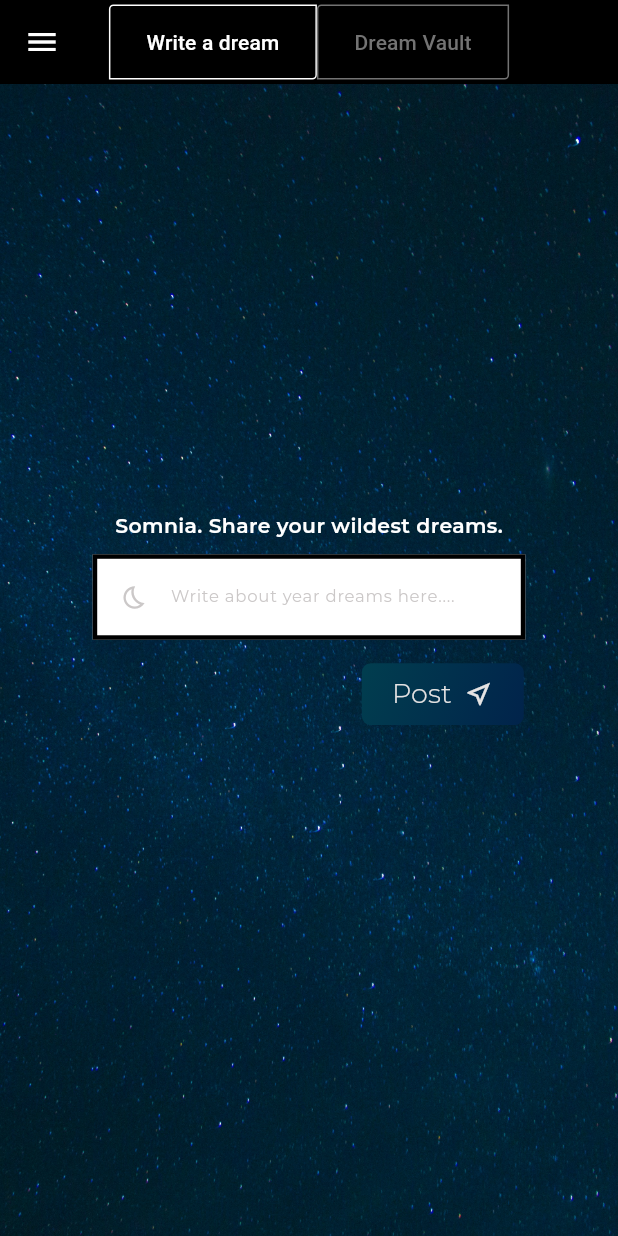
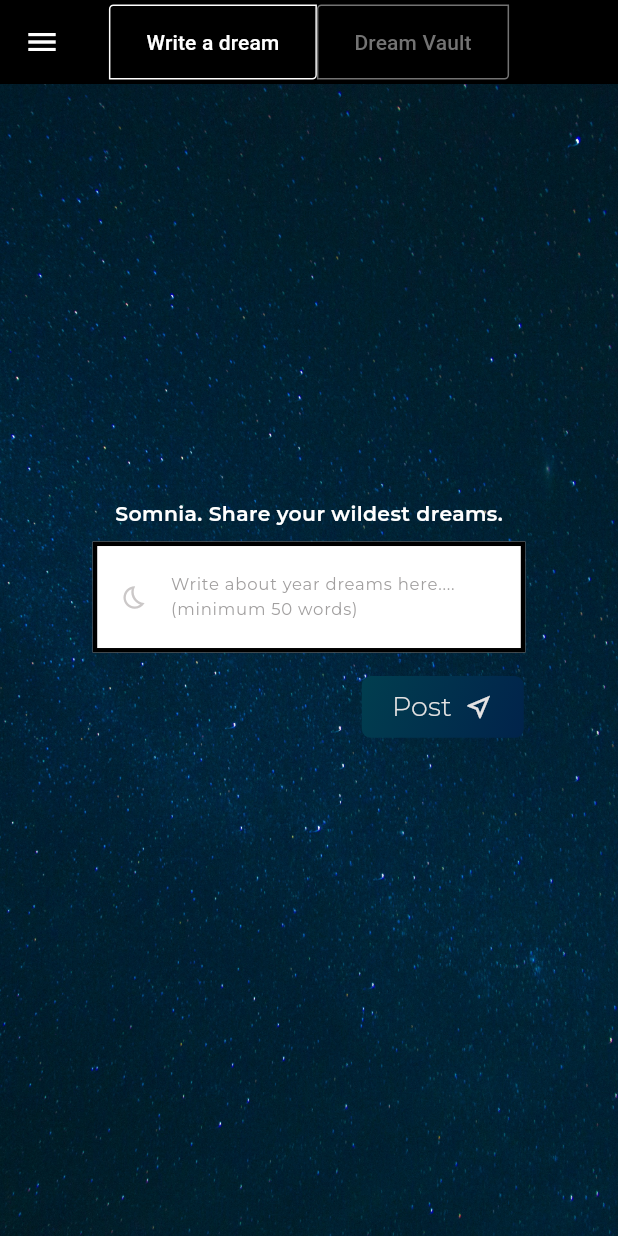
Before and after one commit to GithubAnant/Somnia, a Flutter app: the screen it shows after launch, after a tap on "Post", on a phone screen of 412 x 824 dp. Run offline on Flutter 3.47's test engine with Material 3 defaults, Android fonts, the phone set to English and light mode, and no system bars; our stand-ins replace audioplayers, firebase_core, font_awesome_flutter; accounts and stored records are empty; project files that could hold a hidden picture were left out.

Commit message:
sound and sample data and post button done

```diff
--- a/lib/stack_read.dart
+++ b/lib/stack_read.dart
@@ -28,6 +28,8 @@ class StackSomniaRead extends StatelessWidget {
 
         Column(
           children: [
+
+
             HeaderText(),
 
             Expanded(
--- a/lib/stack_write.dart
+++ b/lib/stack_write.dart
@@ -1,3 +1,5 @@
+// ignore_for_file: unused_field
+
 import 'package:flutter/material.dart';
 import 'package:somnia/submit_button.dart';
 import 'package:somnia/text_field.dart';
@@ -14,12 +16,22 @@ class _StackSomniaWriteState extends State<StackSomniaWrite> {
 
 
 
+
   final TextEditingController _controller = TextEditingController();
+
+  @override
+  void dispose() {
+    _controller.dispose(); // Dispose to prevent memory leaks
+    super.dispose();
+  }
+
+
 
   @override
   Widget build(BuildContext context) {
     return Stack(
 
+      /// BACKGROUND IMAGE
       children: [
         Positioned.fill(
           child: Image.asset(
@@ -32,6 +44,7 @@ class _StackSomniaWriteState extends State<StackSomniaWrite> {
           child: Column(
             mainAxisAlignment: MainAxisAlignment.center,
             children: [
+
               // HERO TEXT
               Text(
                 'Somnia. Share your wildest dreams.',
@@ -49,15 +62,14 @@ class _StackSomniaWriteState extends State<StackSomniaWrite> {
               // TEXT FIELD
               SizedBox(
                 width: MediaQuery.of(context).size.width * 0.7,
-                child: TextFieldSomnia(),
+                child: TextFieldSomnia(controller: _controller,),
               ),
 
               // gap
               SizedBox(height: MediaQuery.of(context).size.height * 0.019),
 
-
               // Submit Button
-              SubmitButton()
+              SubmitButton(controller: _controller,)
             ],
           ),
         ),
--- a/lib/submit_button.dart
+++ b/lib/submit_button.dart
@@ -1,12 +1,37 @@
 import 'package:flutter/material.dart';
+import 'package:somnia/sample_data.dart';
+import 'package:audioplayers/audioplayers.dart';
 
 class SubmitButton extends StatelessWidget {
-  const SubmitButton({super.key});
+  SubmitButton({super.key, required this.controller});
 
-  void nothing() {}
+  final TextEditingController controller;
+  final AudioPlayer audioPlayer = AudioPlayer();
+
+
+  void _playSound() async {
+  await audioPlayer.setSourceAsset('audio/sound_effect.ogg'); // Use .ogg
+  await audioPlayer.resume();
+}
+
+
+  void addData() {
+    if (controller.text.length >= 100) {
+      sampleDreams.add({'text': controller.text, 'status': 'approved'});
+      controller.clear();
+      _playSound();
+    }
+    // else{
+
+    // }
+  }
+
+
 
   final double radiusButton = 6;
   final Color buttonColor = const Color.fromARGB(255, 229, 227, 227);
+
+
 
   @override
   Widget build(BuildContext context) {
@@ -15,7 +40,16 @@ class SubmitButton extends StatelessWidget {
       height: MediaQuery.of(context).size.height * 0.05,
       alignment: Alignment.centerRight, // Align button to the right
 
+
+
+
+
       child: Container(
+
+
+
+
+        //// GRADIENT
         decoration: BoxDecoration(
           gradient: LinearGradient(
             colors: [
@@ -25,27 +59,37 @@ class SubmitButton extends StatelessWidget {
             begin: Alignment.topLeft,
             end: Alignment.bottomRight,
           ),
-          borderRadius: BorderRadius.circular(
-            radiusButton,
-          ), // match the radius of button and container
+          borderRadius: BorderRadius.circular(radiusButton),
         ),
 
-        // BUTTON
+
+
+
+        //// BUTTON
         child: TextButton(
-          onPressed: nothing,
+          onPressed: addData,
           style: TextButton.styleFrom(
             padding: EdgeInsets.symmetric(horizontal: 20),
             shape: RoundedRectangleBorder(
               borderRadius: BorderRadius.circular(radiusButton),
             ),
           ),
+
+
+
+
+          // align
           child: Row(
             mainAxisSize: MainAxisSize.min,
             children: [
+              Padding(
+                padding: const EdgeInsets.only(top: 5, bottom: 5, right: 8),
 
 
-              Padding(
-                padding: const EdgeInsets.only(top: 5, bottom: 5, right: 8),
+
+
+
+                // button text
                 child: Text(
                   'Post',
                   style: TextStyle(
@@ -59,12 +103,17 @@ class SubmitButton extends StatelessWidget {
 
 
 
+
+
+              // send icon
               Icon(
                 Icons.near_me_outlined,
                 color: buttonColor,
                 size: 20,
                 weight: 100,
               ),
+
+
 
 
             ],
--- a/lib/text_field.dart
+++ b/lib/text_field.dart
@@ -1,17 +1,21 @@
 import 'package:flutter/material.dart';
+
 
 class TextFieldSomnia extends StatelessWidget {
   const TextFieldSomnia({
-    super.key,
+    super.key, required this.controller,
   });
+
+  final TextEditingController controller;
+
 
   @override
   Widget build(BuildContext context) {
     return TextField(
+      controller: controller,
       minLines: 1,
       maxLines: 13,
       keyboardType: TextInputType.text,
-
 
       style: TextStyle(
         fontSize: 11,
@@ -26,9 +30,9 @@ class TextFieldSomnia extends StatelessWidget {
           padding: const EdgeInsets.only(left: 14.0, right: 6),
           child: Icon(Icons.bedtime_outlined, color:  const Color.fromARGB(137, 158, 152, 152),),
         ),
-        hintText: 'Write about year dreams here....',
+        hintText: 'Write about year dreams here....(minimum 50 words)',
         hintStyle: TextStyle(
-          color: const Color.fromARGB(137, 158, 152, 152)
+          color: const Color.fromARGB(175, 118, 115, 115)
         ),
         filled: true,
         fillColor: Colors.white,
@@ -44,7 +48,6 @@ class TextFieldSomnia extends StatelessWidget {
         ),
 
 
-
         enabledBorder: OutlineInputBorder(
           borderRadius: BorderRadius.circular(0),
           borderSide: BorderSide(
@@ -56,6 +59,7 @@ class TextFieldSomnia extends StatelessWidget {
 
 
 
+
       ),
     );
   }
--- a/pubspec.yaml
+++ b/pubspec.yaml
@@ -40,6 +40,7 @@ dependencies:
   firebase_core: ^3.12.1
   firebase_auth: ^5.5.1
   cloud_firestore: ^5.6.5
+  audioplayers: ^6.4.0
 
 dev_dependencies:
   flutter_test:
@@ -66,6 +67,7 @@ flutter:
   assets:
     - assets/images/hero_background.jpg
   #   - images/a_dot_ham.jpeg
+    - assets/audio/sound_effect.ogg
 
   # An image asset can refer to one or more resolution-specific "variants", see
   # https://flutter.dev/to/resolution-aware-images
```
Also changed, not shown: lib/sample_data.dart (+1 -8 lines), lib/write.dart (+7 -0 lines), pubspec.lock, 6 other files.
